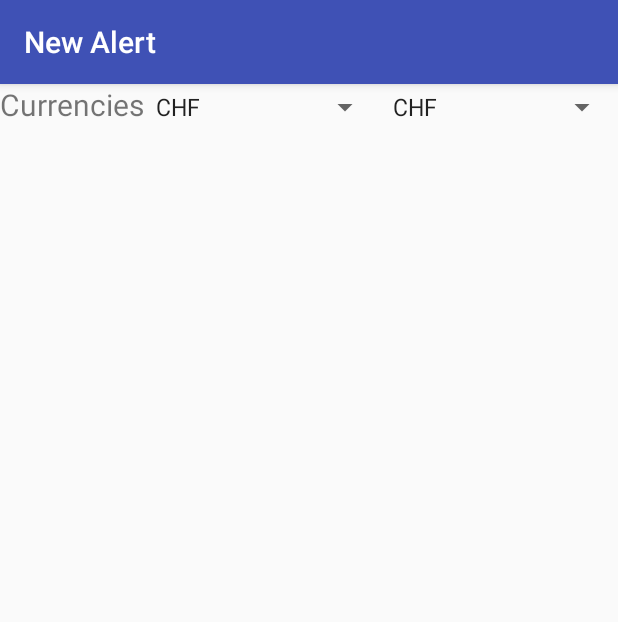
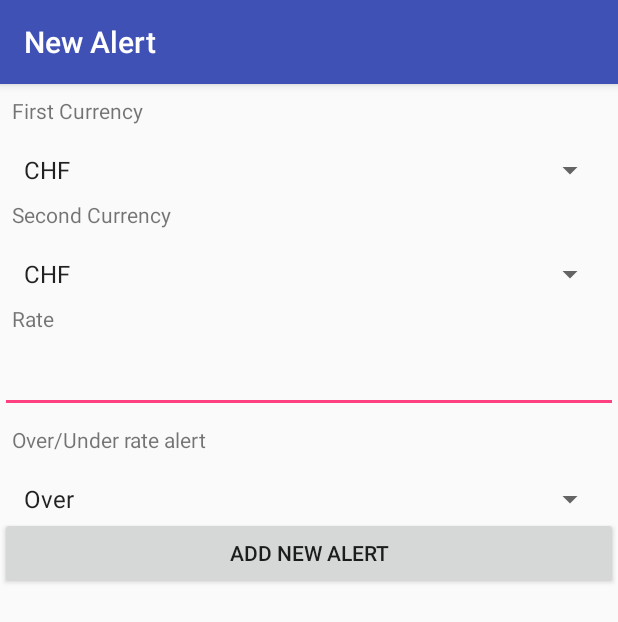
Before and after one commit to krisbijan/xchange-notifier, an Android app: the screen it shows after launch (NewAlertActivity), in the options menu, after a tap on "New Alert", on a phone screen of 412 x 824 dp. Shown: the top 622 px of the screen. Run offline under Robolectric (Android 15) with nearby library versions, the phone set to English and light mode, and no system bars.

Commit message:
Add New Alert

```diff
--- a/app/src/main/java/com/krisbijan/xchangenotifier/MainActivity.java
+++ b/app/src/main/java/com/krisbijan/xchangenotifier/MainActivity.java
@@ -25,18 +25,24 @@ import java.util.List;
 public class MainActivity extends AppCompatActivity {
 
 
+
     @Override
     protected void onCreate(Bundle savedInstanceState) {
         //Toast.makeText(getApplicationContext(), text, Toast.LENGTH_SHORT).show();
         Log.i("Activity Info", "onCreate MainActivity");
         super.onCreate(savedInstanceState);
         setContentView(R.layout.activity_main);
+
+    }
+
+    @Override
+    protected void onStart() {
+        super.onStart();
         new RestHandler().updateTradExchangeInfo();
         new RestHandler().updateBitcoinExchangeInfo();
 
         database_test();
         populateList();
-
     }
 
     @Override
@@ -68,35 +74,35 @@ public class MainActivity extends AppCompatActivity {
         }
     }
 
-    void populateList(){
+    void populateList() {
         final ListView alertList = (ListView) findViewById(R.id.alertlist);
 
         final ArrayList<String> alerts = new ArrayList<String>();
 
-        if (Alert.getAllAlerts().size()<1){
+        if (Alert.getAllAlerts().size() < 1) {
 
             alerts.add("No alerts set up :(");
 
-            ArrayAdapter <String> adapter = new ArrayAdapter <String>(MainActivity.this, android.R.layout.simple_list_item_1, alerts);
+            ArrayAdapter<String> adapter = new ArrayAdapter<String>(MainActivity.this, android.R.layout.simple_list_item_1, alerts);
 
             alertList.setAdapter(adapter);
 
         } else {
 
-            for (int i=0;i<Alert.getAllAlerts().size();i++){
+            for (int i = 0; i < Alert.getAllAlerts().size(); i++) {
                 Alert a = Alert.getAllAlerts().get(i);
 
-                String over_under="";
+                String over_under = "";
 
-                if (a.getOver_under()==0)
+                if (a.getOver_under() == 0)
                     over_under = " under ";
                 else
                     over_under = " over ";
 
-                    alerts.add(a.getFirstCurrency()+"/"+a.getSecondCurrency()+over_under+a.getRate());
+                alerts.add(a.getFirstCurrency() + "/" + a.getSecondCurrency() + over_under + a.getRate());
             }
 
-            ArrayAdapter <String> adapter = new ArrayAdapter <String>(MainActivity.this, android.R.layout.simple_list_item_1, alerts);
+            ArrayAdapter<String> adapter = new ArrayAdapter<String>(MainActivity.this, android.R.layout.simple_list_item_1, alerts);
 
             alertList.setAdapter(adapter);
 
@@ -111,22 +117,20 @@ public class MainActivity extends AppCompatActivity {
         }
     }
 
-    void editAlert(String text){
+    void editAlert(String text) {
     }
 
 
-    void database_test(){
-        DatabaseHandler db = new DatabaseHandler(this);
-
-        // Inserting Contacts
-        Log.d("Database ", "Inserting ..");
+    void database_test() {
 
         Log.d("Database ", "Reading all alerts..");
-        Alert.setAllAlerts((ArrayList<Alert>) db.getAllAlerts());
+        Alert.setAllAlerts((ArrayList<Alert>) DatabaseHandler.getInstance(getApplicationContext()).getAllAlerts());
 
         for (Alert cn : Alert.getAllAlerts()) {
             Log.d("Database ", cn.toString());
         }
+
+
     }
 
 }
--- a/app/src/main/java/com/krisbijan/xchangenotifier/NewAlertActivity.java
+++ b/app/src/main/java/com/krisbijan/xchangenotifier/NewAlertActivity.java
@@ -3,14 +3,20 @@ package com.krisbijan.xchangenotifier;
 import android.os.Bundle;
 import android.support.v7.app.AppCompatActivity;
 import android.util.Log;
+import android.view.View;
 import android.widget.ArrayAdapter;
+import android.widget.EditText;
 import android.widget.Spinner;
+import android.widget.Toast;
 
+import com.krisbijan.xchangenotifier.util.Alert;
+import com.krisbijan.xchangenotifier.util.DatabaseHandler;
 import com.krisbijan.xchangenotifier.util.LatestRates;
 
 import java.util.ArrayList;
 
 public class NewAlertActivity extends AppCompatActivity {
+
 
     @Override
     protected void onCreate(Bundle savedInstanceState) {
@@ -18,8 +24,17 @@ public class NewAlertActivity extends AppCompatActivity {
         super.onCreate(savedInstanceState);
         setContentView(R.layout.activity_newalert);
 
-        Spinner spinner1 = (Spinner) findViewById(R.id.spinner1);
-        Spinner spinner2 = (Spinner) findViewById(R.id.spinner2);
+
+    }
+
+    @Override
+    protected void onStart() {
+
+        super.onStart();
+
+        Spinner spinner_firstCurr = (Spinner) findViewById(R.id.spinner_firstCurr);
+        Spinner spinner_secondCurr = (Spinner) findViewById(R.id.spinner_secondCurr);
+        Spinner spinner_over_under = (Spinner) findViewById(R.id.spinner_over_under);
 
         final ArrayList<String> currencies = new ArrayList<String>(LatestRates.getInstance().getRates().keySet());
 
@@ -30,10 +45,80 @@ public class NewAlertActivity extends AppCompatActivity {
                 android.R.layout.simple_spinner_item, currencies);
 
         adapterSpinner1.setDropDownViewResource(android.R.layout.simple_spinner_dropdown_item);
-        spinner1.setAdapter(adapterSpinner1);
+        spinner_firstCurr.setAdapter(adapterSpinner1);
         adapterSpinner2.setDropDownViewResource(android.R.layout.simple_spinner_dropdown_item);
-        spinner2.setAdapter(adapterSpinner2);
+        spinner_secondCurr.setAdapter(adapterSpinner2);
 
 
+        final ArrayList<String> over_under = new ArrayList<String>();
+        over_under.add("Over");
+        over_under.add("Under");
+
+        ArrayAdapter<String> adapterSpinner3 = new ArrayAdapter<String>(this,
+                android.R.layout.simple_spinner_item, over_under);
+
+        adapterSpinner2.setDropDownViewResource(android.R.layout.simple_spinner_dropdown_item);
+        spinner_over_under.setAdapter(adapterSpinner3);
+
+    }
+
+
+    public void addNewAlert(View view) {
+
+        Spinner spinner_firstCurr = (Spinner) findViewById(R.id.spinner_firstCurr);
+        Spinner spinner_secondCurr = (Spinner) findViewById(R.id.spinner_secondCurr);
+        Spinner spinner_over_under = (Spinner) findViewById(R.id.spinner_over_under);
+        EditText editText_rate = (EditText) findViewById(R.id.editText_number);
+
+        String firstCurr = (String) spinner_firstCurr.getSelectedItem().toString();
+        String secondCurr = (String) spinner_secondCurr.getSelectedItem().toString();
+        String over_under = (String) spinner_over_under.getSelectedItem().toString();
+        String rate = (String) editText_rate.getText().toString();
+
+        if (firstCurr == null || firstCurr.equalsIgnoreCase("")) {
+            Toast.makeText(getApplicationContext(), "No first currency selected!", Toast.LENGTH_SHORT).show();
+            return;
+        }
+
+        if (secondCurr == null || secondCurr.equalsIgnoreCase("")) {
+            Toast.makeText(getApplicationContext(), "No second currency selected!", Toast.LENGTH_SHORT).show();
+            return;
+        }
+
+        if (over_under == null || over_under.equalsIgnoreCase("")) {
+            Toast.makeText(getApplicationContext(), "No over/under selected!", Toast.LENGTH_SHORT).show();
+            return;
+        }
+
+        if (rate == null || rate.equalsIgnoreCase("")) {
+            Toast.makeText(getApplicationContext(), "No rate entered!", Toast.LENGTH_SHORT).show();
+            return;
+        }
+
+        try{
+            Double rateDouble = Double.parseDouble(rate);
+
+
+            Alert alert = new Alert(firstCurr,secondCurr,rateDouble,over_under);
+
+            DatabaseHandler.getInstance(getApplicationContext()).addAlert(alert);
+
+
+
+            Toast.makeText(getApplicationContext(), "New alert added!", Toast.LENGTH_SHORT).show();
+
+            return;
+        }catch(NumberFormatException e) {
+            Toast.makeText(getApplicationContext(), "Rate not a number!", Toast.LENGTH_SHORT).show();
+            return;
+        }catch(Exception e){
+            Log.e("NewAlert",e.getMessage());
+            return;
+        }
+    }
+
+    @Override
+    protected void onDestroy() {
+        super.onDestroy();
     }
 }
--- a/app/src/main/java/com/krisbijan/xchangenotifier/util/DatabaseHandler.java
+++ b/app/src/main/java/com/krisbijan/xchangenotifier/util/DatabaseHandler.java
@@ -12,6 +12,7 @@ import java.util.List;
 
 public class DatabaseHandler extends SQLiteOpenHelper {
 
+    private static DatabaseHandler sInstance;
 
     // All Static variables
     // Database Version
@@ -31,8 +32,15 @@ public class DatabaseHandler extends SQLiteOpenHelper {
     private static final String KEY_RATE = "rate";
     private static final String KEY_OVER_UNDER = "over_under";
 
+    public static synchronized DatabaseHandler getInstance(Context context) {
 
-    public DatabaseHandler(Context context) {
+        if (sInstance == null) {
+            sInstance = new DatabaseHandler(context.getApplicationContext());
+        }
+        return sInstance;
+    }
+
+    private DatabaseHandler(Context context) {
         super(context, DATABASE_NAME, null, DATABASE_VERSION);
         onCreate(this.getReadableDatabase());
     }
@@ -65,6 +73,8 @@ public class DatabaseHandler extends SQLiteOpenHelper {
         values.put(KEY_RATE, alert.getRate());
         values.put(KEY_OVER_UNDER, alert.getOver_under());
 
+        Log.d("Database ", "Adding "+alert.toString());
+
         db.insert(TABLE_ALERTS, null, values);
         db.close();
     }
@@ -89,6 +99,7 @@ public class DatabaseHandler extends SQLiteOpenHelper {
                 alertList.add(alert);
             } while (cursor.moveToNext());
         }
+        Log.d("Database ", "Reading all alerts.. "+alertList);
 
         return alertList;
     }
--- a/app/src/main/java/com/krisbijan/xchangenotifier/util/RestHandler.java
+++ b/app/src/main/java/com/krisbijan/xchangenotifier/util/RestHandler.java
@@ -140,7 +140,7 @@ public class RestHandler extends AsyncTask<String, Void, String> {
             Log.i("JSON BTX/EUR Parse", EUR.toString());
             Double dValue = EUR.getDouble("last");
             LatestRates.getInstance().getRates().remove("BTX");
-            LatestRates.getInstance().getRates().put("BTX", dValue);
+            LatestRates.getInstance().getRates().put("BTX", 1.0D/dValue);
         } catch (JSONException e) {
             Log.e("JSON BTX Parse ERROR", e.getMessage());
             e.printStackTrace();
--- a/app/src/main/res/layout/activity_newalert.xml
+++ b/app/src/main/res/layout/activity_newalert.xml
@@ -1,33 +1,76 @@
 <?xml version="1.0" encoding="utf-8"?>
-<android.support.constraint.ConstraintLayout xmlns:android="http://schemas.android.com/apk/res/android"
-    xmlns:app="http://schemas.android.com/apk/res-auto"
+<LinearLayout xmlns:android="http://schemas.android.com/apk/res/android"
     xmlns:tools="http://schemas.android.com/tools"
-    android:layout_width="match_parent"
-    android:layout_height="match_parent"
+    android:layout_width="fill_parent"
+    android:layout_height="fill_parent"
+    android:orientation="vertical"
     tools:context="com.krisbijan.xchangenotifier.NewAlertActivity">
+    >
 
 
-    <LinearLayout
-        android:id="@+id/x"
+    <TextView
         android:layout_width="fill_parent"
         android:layout_height="wrap_content"
-        android:orientation="horizontal"
-        android:weightSum="2">
+        android:padding="8dip"
+        android:text="First Currency" />
+
+
+    <Spinner
+        android:id="@+id/spinner_firstCurr"
+        android:layout_width="fill_parent"
+        android:layout_height="wrap_content"
+        android:layout_marginLeft="8dip"
+        android:layout_marginRight="8dip"
+        android:layout_marginTop="10dip" />
+
+
     <TextView
-            android:id="@+id/textView"
-            android:layout_width="wrap_content"
+        android:layout_width="fill_parent"
         android:layout_height="wrap_content"
-            android:text="Currencies"
-            android:textSize="20sp" />
+        android:padding="8dip"
+        android:text="Second Currency" />
+
     <Spinner
-            android:id="@+id/spinner1"
-            android:layout_width="0dip"
+        android:id="@+id/spinner_secondCurr"
+        android:layout_width="fill_parent"
         android:layout_height="wrap_content"
-            android:layout_weight="1" />
+        android:layout_marginLeft="8dip"
+        android:layout_marginRight="8dip"
+        android:layout_marginTop="10dip" />
+
+    <TextView
+        android:layout_width="fill_parent"
+        android:layout_height="wrap_content"
+        android:padding="8dip"
+        android:text="Rate" />
+
+    <EditText
+        android:id="@+id/editText_number"
+        android:layout_width="match_parent"
+        android:layout_height="wrap_content"
+        android:ems="10"
+        android:inputType="numberDecimal" />
+
+    <TextView
+        android:layout_width="fill_parent"
+        android:layout_height="wrap_content"
+        android:padding="8dip"
+        android:text="Over/Under rate alert" />
+
     <Spinner
-            android:id="@+id/spinner2"
-            android:layout_width="0dip"
+        android:id="@+id/spinner_over_under"
+        android:layout_width="fill_parent"
         android:layout_height="wrap_content"
-            android:layout_weight="1" />
+        android:layout_marginLeft="8dip"
+        android:layout_marginRight="8dip"
+        android:layout_marginTop="10dip" />
+
+    <Button
+        android:id="@+id/button_add"
+        android:layout_width="match_parent"
+        android:layout_height="wrap_content"
+        android:onClick="addNewAlert"
+        android:text="Add New Alert" />
+
+
 </LinearLayout>
-</android.support.constraint.ConstraintLayout>
```
Also changed, not shown: app/src/main/java/com/krisbijan/xchangenotifier/RatesActivity.java (+5 -4 lines), app/src/main/java/com/krisbijan/xchangenotifier/util/Alert.java (+12 -0 lines). Lines whose indentation alone changed are shown as unchanged.
